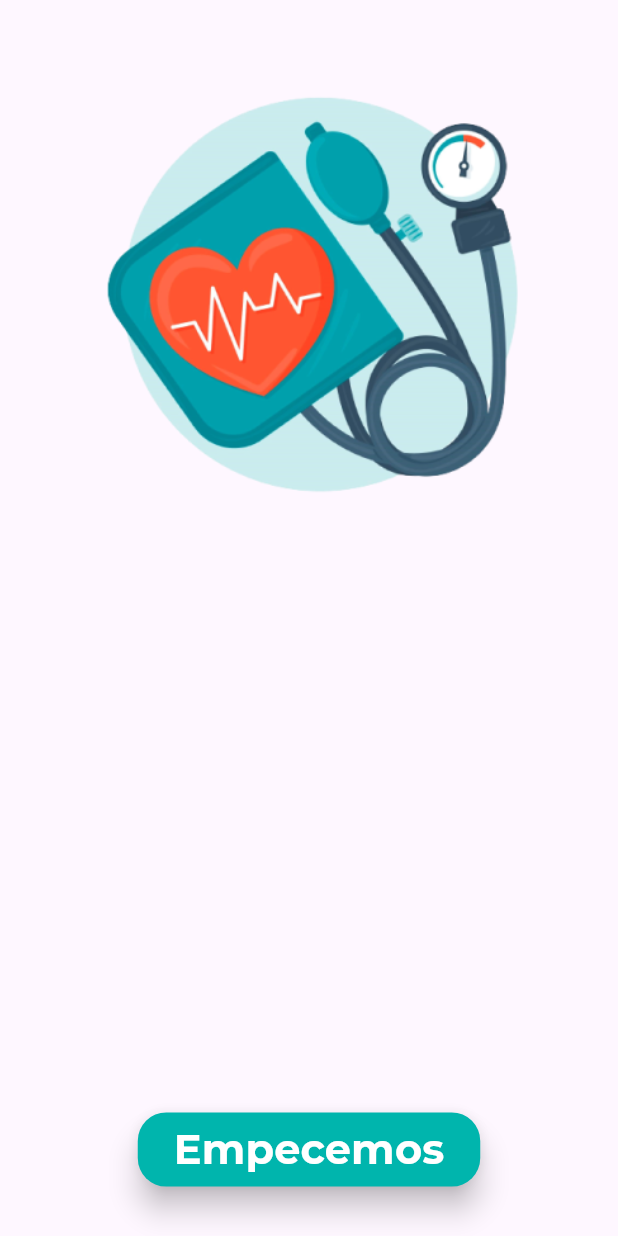
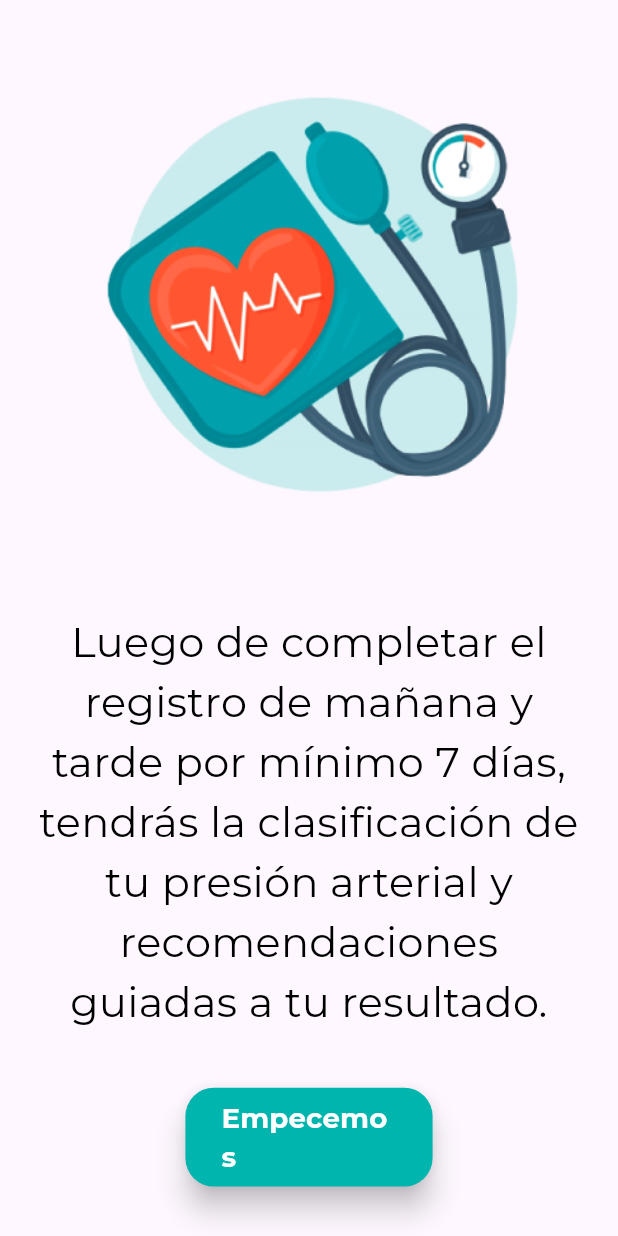
Before and after one commit to Elmanutp92/vitalPulse, a Flutter app: the Recomendation4 screen opened directly, on a phone screen of 412 x 824 dp. Run offline on Flutter 3.47's test engine with Material 3 defaults, Android fonts, the light colour scheme and no system bars; our stand-ins replace google_fonts.

Commit message:
Se agregaron los textos de las pantallas de recomendacion y se arreglo el boton de la #4

```diff
--- a/lib/widgets/widgets_recomendations/recomendation4.dart
+++ b/lib/widgets/widgets_recomendations/recomendation4.dart
@@ -38,15 +38,30 @@ class _Recomendation4State extends State<Recomendation4> {
             ]),
           ),
           const Spacer(),
+          SizedBox(
+            //color: Colors.amber,
+            width: dw * 0.9,
+            child: Text(
+              'Luego de completar el registro de mañana y tarde por mínimo 7 días, tendrás la clasificación de tu presión arterial y recomendaciones guiadas a tu resultado.',
+              textAlign: TextAlign.center,
+              style: GoogleFonts.montserrat(
+                fontSize: dg * 0.03,
+                //fontWeight: FontWeight.w600,
+                color: Colors.black,
+              ),
+            ),
+          ),
+          const Spacer(),
           Container(
+            width: dw * 0.4,
+            height: dh * 0.08,
             margin: EdgeInsets.only(bottom: dh * 0.04),
             //color: Colors.amber,
             child: ElevatedButton(
                 onPressed: () {},
                 style: ButtonStyle(
                   elevation: MaterialStateProperty.all<double>(8),
-                  minimumSize: MaterialStateProperty.all<Size>(
-                      Size(dw * 0.2, dh * 0.06)),
+
                   backgroundColor:
                       MaterialStateProperty.all<Color>(azulTuquesa),
                   shape: MaterialStateProperty.all<RoundedRectangleBorder>(
@@ -58,7 +73,7 @@ class _Recomendation4State extends State<Recomendation4> {
                 child: Text(
                   'Empecemos',
                   style: GoogleFonts.montserrat(
-                    fontSize: dg * 0.03,
+                    fontSize: dg * 0.02,
                     fontWeight: FontWeight.bold,
                     color: Colors.white,
                   ),
```
Also changed, not shown: lib/widgets/widgets_recomendations/recomendation1.dart (+36 -2 lines), lib/widgets/widgets_recomendations/recomendation2.dart (+31 -2 lines), lib/widgets/widgets_recomendations/recomendation3.dart (+19 -2 lines).
